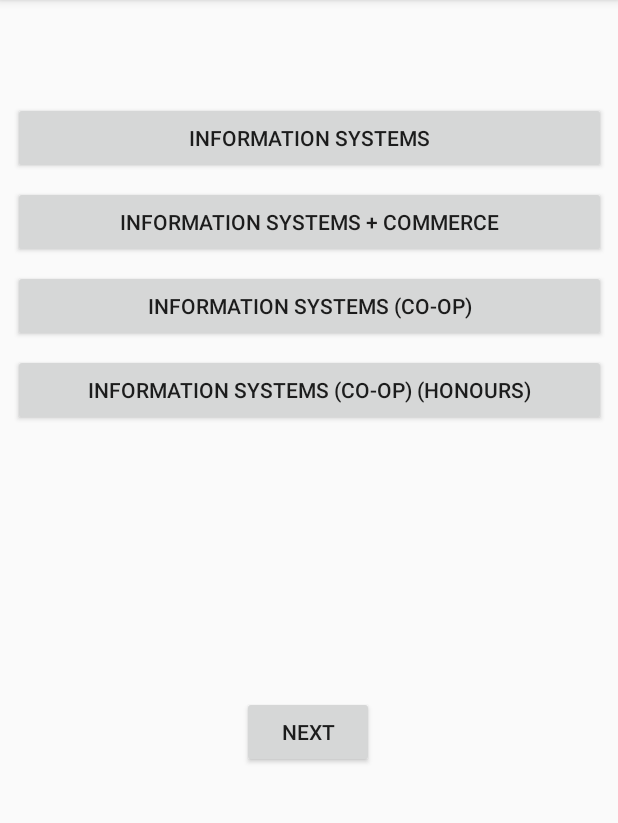
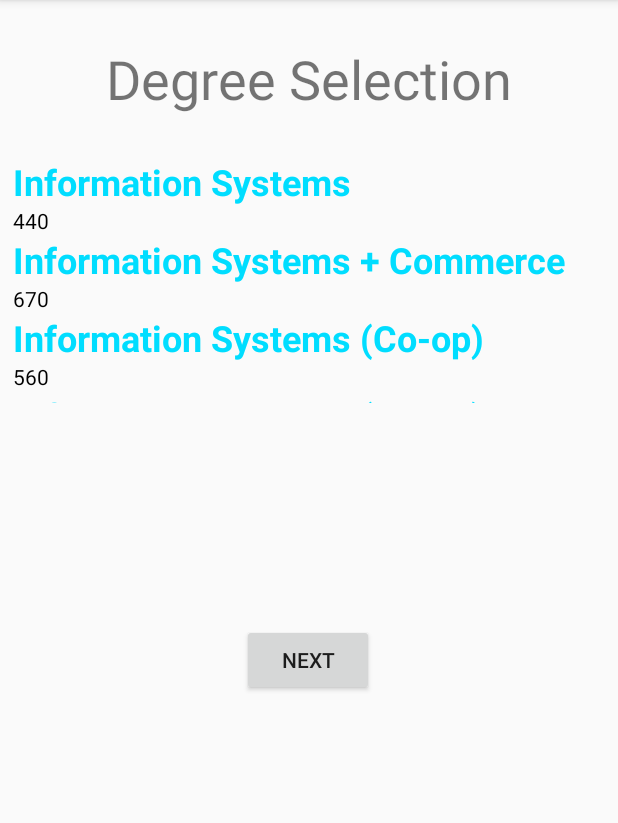
Before and after one commit to Fhy40/mCourseINFS3605, an Android app: the degree_selection screen opened directly, with no data from a screen before it, on a phone screen of 412 x 824 dp, the part 84-907 px from its top. Run offline under Robolectric (Android 15) with nearby library versions, the phone set to English and light mode, and no system bars.

Commit message:
Made some changes to the degree selection page. Implemented a recyclerview to hold the different degrees.

```diff
--- a/app/build.gradle
+++ b/app/build.gradle
@@ -28,6 +28,8 @@ dependencies {
     implementation 'com.google.firebase:firebase-firestore:19.0.2'
     implementation 'com.firebaseui:firebase-ui-auth:4.3.1'
 
+    implementation 'com.android.support:recyclerview-v7:28.0.0'
+
     testImplementation 'junit:junit:4.12'
     androidTestImplementation 'androidx.test:runner:1.2.0'
     androidTestImplementation 'androidx.test.espresso:espresso-core:3.2.0'
--- a/app/src/main/java/com/example/mcourse/MainActivity.java
+++ b/app/src/main/java/com/example/mcourse/MainActivity.java
@@ -40,7 +40,7 @@ public class MainActivity extends AppCompatActivity {
 
         signup_button.setOnClickListener(new View.OnClickListener(){
             public void onClick(View v){
-                goAccountCreation();
+                goDegreeSelection();
             }
         });
 
@@ -82,6 +82,11 @@ public class MainActivity extends AppCompatActivity {
         startActivity(intent);
     }
 
+    public void goDegreeSelection() {
+        Intent intent = new Intent(this, degree_selection.class);
+        startActivity(intent);
+    }
+
     private void updateUI(FirebaseUser user) {
 
         if (user != null) {
--- /dev/null
+++ b/app/src/main/java/com/example/mcourse/degree/degree.java
@@ -0,0 +1,54 @@
+package com.example.mcourse.degree;
+
+import java.util.ArrayList;
+
+
+public class degree {
+
+    private String id;
+    private String name;
+    private String code;
+
+    public degree(){
+
+    }
+
+    public degree(String id, String name, String code){
+        this.id = id;
+        this.name = name;
+        this.code = code;
+    }
+
+    public String getId() {
+        return id;
+    }
+
+    public void setId(String id) {
+        this.id = id;
+    }
+
+    public String getName() {
+        return name;
+    }
+
+    public void setName(String name) {
+        this.name = name;
+    }
+
+    public String getCode() {
+        return code;
+    }
+
+    public void setCode(String code) {
+        this.code = code;
+    }
+
+    public static ArrayList<degree> getDegrees() {
+        ArrayList<degree> degreeList = new ArrayList<>();
+        degreeList.add(new degree("1","Information Systems","440"));
+        degreeList.add(new degree("2","Information Systems + Commerce","670"));
+        degreeList.add(new degree("3","Information Systems (Co-op)","560"));
+        degreeList.add(new degree("4","Information Systems (Co-op) (Honours)","210"));
+        return degreeList;
+    }
+}
--- /dev/null
+++ b/app/src/main/java/com/example/mcourse/degree/degree_adapter.java
@@ -0,0 +1,56 @@
+package com.example.mcourse.degree;
+
+import android.view.LayoutInflater;
+import android.view.View;
+import android.view.ViewGroup;
+import android.widget.AdapterView;
+import android.widget.TextView;
+
+import androidx.recyclerview.widget.RecyclerView;
+
+import com.example.mcourse.R;
+
+import java.util.List;
+
+public class degree_adapter extends RecyclerView.Adapter<degree_adapter.degreeViewHolder> {
+    private List<degree> degreeList;
+
+    public degree_adapter(List<degree> beerList) {
+        this.degreeList = beerList;
+    }
+
+    @Override
+    public degreeViewHolder onCreateViewHolder(ViewGroup parent, int viewType) {
+        View itemView = LayoutInflater.from(parent.getContext())
+                .inflate(R.layout.degree_list_item, parent, false);
+
+        return new degreeViewHolder(itemView);
+    }
+
+    @Override
+    public void onBindViewHolder(degreeViewHolder holder, int position) {
+        holder.name.setText(degreeList.get(position).getName());
+        holder.shortDescription.setText(degreeList.get(position).getCode());
+    }
+
+    @Override
+    public int getItemCount() {
+        return degreeList.size();
+    }
+
+    public class degreeViewHolder extends RecyclerView.ViewHolder {
+        public TextView name;
+        public TextView shortDescription;
+
+        public degreeViewHolder(View view) {
+            super(view);
+            name = (TextView) view.findViewById(R.id.degree_name);
+            shortDescription = (TextView) view.findViewById(R.id.degree_code);
+        }
+    }
+
+    AdapterView.OnItemClickListener onItemClickListener;
+    public void setOnItemClickListener(AdapterView.OnItemClickListener onItemClickListener) {
+        this.onItemClickListener = onItemClickListener;
+    }
+}
--- a/app/src/main/java/com/example/mcourse/degree_selection.java
+++ b/app/src/main/java/com/example/mcourse/degree_selection.java
@@ -1,14 +1,41 @@
 package com.example.mcourse;
 
 import androidx.appcompat.app.AppCompatActivity;
+import androidx.recyclerview.widget.DefaultItemAnimator;
+import androidx.recyclerview.widget.LinearLayoutManager;
+import androidx.recyclerview.widget.RecyclerView;
 
 import android.os.Bundle;
 
+import com.example.mcourse.degree.degree;
+import com.example.mcourse.degree.degree_adapter;
+
+import java.util.List;
+
 public class degree_selection extends AppCompatActivity {
+
+    private List<degree> degreeList = degree.getDegrees();
+    private RecyclerView recyclerView;
+    private degree_adapter mAdapter;
 
     @Override
     protected void onCreate(Bundle savedInstanceState) {
         super.onCreate(savedInstanceState);
         setContentView(R.layout.activity_degree_selection);
+
+
+
+        recyclerView = (RecyclerView) findViewById(R.id.recyclerView);
+        mAdapter = new degree_adapter(degreeList);
+
+        RecyclerView.LayoutManager mLayoutManager = new LinearLayoutManager(getApplicationContext());
+        recyclerView.setLayoutManager(mLayoutManager);
+        recyclerView.setItemAnimator(new DefaultItemAnimator());
+        recyclerView.setAdapter(mAdapter);
+
+    }
+
+    public interface RecyclerviewOnClickListener{
+        void recyclerviewClick(int position);
     }
 }
--- a/app/src/main/res/layout/activity_degree_selection.xml
+++ b/app/src/main/res/layout/activity_degree_selection.xml
@@ -7,57 +7,37 @@
     tools:context=".degree_selection">
 
     <Button
-        android:id="@+id/infs_button"
+        android:id="@+id/next_button"
+        android:layout_width="wrap_content"
+        android:layout_height="wrap_content"
+        android:layout_marginTop="76dp"
+        android:layout_marginBottom="8dp"
+        android:text="next"
+        app:layout_constraintBottom_toBottomOf="parent"
+        app:layout_constraintEnd_toEndOf="parent"
+        app:layout_constraintHorizontal_bias="0.498"
+        app:layout_constraintStart_toStartOf="parent"
+        app:layout_constraintTop_toBottomOf="@+id/recyclerView"
+        app:layout_constraintVertical_bias="0.194" />
+
+    <androidx.recyclerview.widget.RecyclerView
+        android:id="@+id/recyclerView"
         android:layout_width="395dp"
+        android:layout_height="164dp"
+        android:layout_marginTop="28dp"
+        app:layout_constraintEnd_toEndOf="parent"
+        app:layout_constraintStart_toStartOf="parent"
+        app:layout_constraintTop_toBottomOf="@+id/degree_textview" />
+
+    <TextView
+        android:id="@+id/degree_textview"
+        android:layout_width="wrap_content"
         android:layout_height="wrap_content"
-        android:layout_marginTop="68dp"
-        android:text="Information Systems"
+        android:layout_marginTop="28dp"
+        android:text="Degree Selection"
+        android:textSize="36sp"
         app:layout_constraintEnd_toEndOf="parent"
-        app:layout_constraintHorizontal_bias="0.5"
         app:layout_constraintStart_toStartOf="parent"
         app:layout_constraintTop_toTopOf="parent" />
 
-    <Button
-        android:id="@+id/comminfs_button"
-        android:layout_width="395dp"
-        android:layout_height="wrap_content"
-        android:layout_marginTop="8dp"
-        android:text="Information Systems + Commerce"
-        app:layout_constraintEnd_toEndOf="parent"
-        app:layout_constraintStart_toStartOf="parent"
-        app:layout_constraintTop_toBottomOf="@+id/infs_button" />
-
-    <Button
-        android:id="@+id/coopinfs_button"
-        android:layout_width="395dp"
-        android:layout_height="wrap_content"
-        android:layout_marginTop="8dp"
-        android:text="Information Systems (Co-op)"
-        app:layout_constraintEnd_toEndOf="parent"
-        app:layout_constraintHorizontal_bias="0.5"
-        app:layout_constraintStart_toStartOf="parent"
-        app:layout_constraintTop_toBottomOf="@+id/comminfs_button" />
-
-    <Button
-        android:id="@+id/coophnrsinfs_button"
-        android:layout_width="395dp"
-        android:layout_height="wrap_content"
-        android:layout_marginTop="8dp"
-        android:text="Information Systems (Co-op) (Honours)"
-        app:layout_constraintEnd_toEndOf="parent"
-        app:layout_constraintHorizontal_bias="0.5"
-        app:layout_constraintStart_toStartOf="parent"
-        app:layout_constraintTop_toBottomOf="@+id/coopinfs_button" />
-
-    <Button
-        android:id="@+id/next_button"
-        android:layout_width="wrap_content"
-        android:layout_height="wrap_content"
-        android:layout_marginTop="180dp"
-        android:text="next"
-        app:layout_constraintEnd_toEndOf="parent"
-        app:layout_constraintHorizontal_bias="0.498"
-        app:layout_constraintStart_toStartOf="parent"
-        app:layout_constraintTop_toBottomOf="@+id/coophnrsinfs_button" />
-
 </androidx.constraintlayout.widget.ConstraintLayout>
--- /dev/null
+++ b/app/src/main/res/layout/degree_list_item.xml
@@ -0,0 +1,22 @@
+<?xml version="1.0" encoding="utf-8"?>
+<LinearLayout xmlns:android="http://schemas.android.com/apk/res/android"
+    android:orientation="vertical" android:layout_width="match_parent"
+    android:layout_height="wrap_content">
+
+    <TextView
+        android:id="@+id/degree_name"
+        android:textColor="@android:color/holo_blue_bright"
+        android:textSize="24dp"
+        android:textStyle="bold"
+        android:layout_alignParentTop="true"
+        android:layout_width="match_parent"
+        android:layout_height="wrap_content" />
+
+    <TextView
+        android:id="@+id/degree_code"
+        android:layout_below="@id/degree_name"
+        android:layout_width="match_parent"
+        android:textColor="@android:color/black"
+        android:layout_height="wrap_content" />
+
+</LinearLayout>
```
